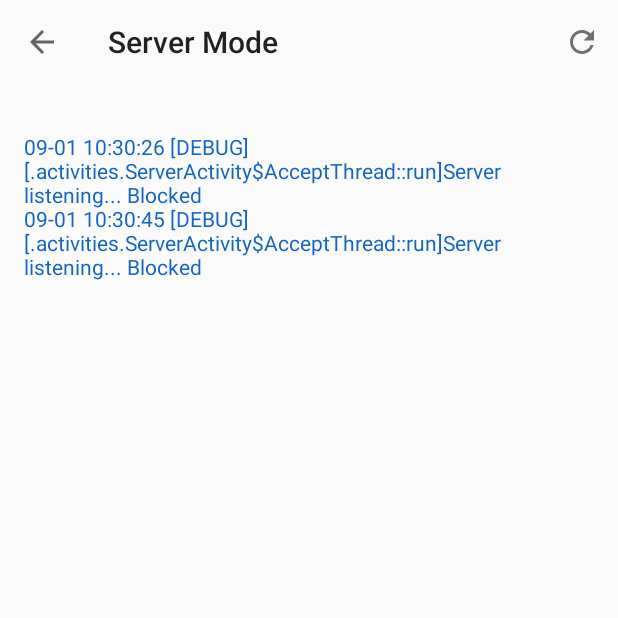
After one commit to Alcatraz323/AlcAIO, an Android app: the ServerActivity screen opened directly, with no data from a screen before it, on a phone screen of 412 x 824 dp, the top half of it. The commit adds this screen. Run offline under Robolectric (Android 15) with nearby library versions, the phone set to English and light mode, and no system bars.

```diff
--- a/app/src/main/java/io/alcatraz/alcaio/AIOApplication.kt
+++ b/app/src/main/java/io/alcatraz/alcaio/AIOApplication.kt
@@ -2,10 +2,12 @@ package io.alcatraz.alcaio
 
 import android.app.Application
 import android.content.Context
+import io.alcatraz.alcaio.beans.ChargeInfo
 
 class AIOApplication : Application() {
     var overallContext: Context? = null
         private set
+
 
     //TODO : Check string.xml/Setup versionCode/build.gradle when release update
     //TODO : Set Empty View for all adapter views
@@ -14,4 +16,8 @@ class AIOApplication : Application() {
         super.onCreate()
     }
 
+    companion object {
+        val chargeInfo = ChargeInfo("", "", "", "")
+    }
+
 }
--- /dev/null
+++ b/app/src/main/java/io/alcatraz/alcaio/LogBuffBLE.kt
@@ -0,0 +1,121 @@
+package io.alcatraz.alcaio
+
+import android.annotation.SuppressLint
+import android.text.Html
+
+import java.text.SimpleDateFormat
+import java.util.Date
+
+object LogBuffBLE {
+    var MESSAGE_DEFAULT_MAX_AMOUNT = 256
+
+    var COLOR_LEVEL_INFO = "#4caf50"
+    var COLOR_LEVEL_WARN = "#ff9800"
+    var COLOR_LEVEL_ERROR = "#f44336"
+    var COLOR_LEVEL_DEBUG = "#1565C0"
+    var HTML_BRLINE = "<br/>"
+
+    private var whole_message = ""
+    private var num = 0
+
+    private val time: String
+        get() {
+            val currentTime = System.currentTimeMillis()
+            @SuppressLint("SimpleDateFormat") val formatter = SimpleDateFormat("MM-dd HH:mm:ss")
+            val date = Date(currentTime)
+            return formatter.format(date)
+        }
+
+    val finalLog: CharSequence
+        get() = Html.fromHtml(whole_message)
+
+    fun I(infoMsg: String) {
+        val className = Exception().stackTrace[1].className.replace(BuildConfig.APPLICATION_ID, "")
+        val methodName = Exception().stackTrace[1].methodName
+        commitMessageChange(
+            wrapFontString(
+                time + " [INFO][" + className + "::" + methodName + "]" +
+                        infoMsg, COLOR_LEVEL_INFO
+            )
+        )
+    }
+
+    fun W(warnMsg: String) {
+        val className = Exception().stackTrace[1].className.replace(BuildConfig.APPLICATION_ID, "")
+        val methodName = Exception().stackTrace[1].methodName
+        commitMessageChange(
+            wrapFontString(
+                time + " [WARNING][" + className + "::" + methodName + "]" +
+                        warnMsg, COLOR_LEVEL_WARN
+            )
+        )
+    }
+
+    fun E(errMsg: String) {
+        val className = Exception().stackTrace[1].className.replace(BuildConfig.APPLICATION_ID, "")
+        val methodName = Exception().stackTrace[1].methodName
+        commitMessageChange(
+            wrapFontString(
+                time + " [ERROR][" + className + "::" + methodName + "]" +
+                        errMsg, COLOR_LEVEL_ERROR
+            )
+        )
+    }
+
+    fun D(dbgMsg: String) {
+        val className = Exception().stackTrace[1].className.replace(BuildConfig.APPLICATION_ID, "")
+        val methodName = Exception().stackTrace[1].methodName
+        commitMessageChange(
+            wrapFontString(
+                time + " [DEBUG][" + className + "::" + methodName + "]" +
+                        dbgMsg, COLOR_LEVEL_DEBUG
+            )
+        )
+    }
+
+    @JvmOverloads
+    fun wrapFontString(
+        raw: String,
+        rgb_color: String,
+        isBold: Boolean = false,
+        isItalic: Boolean = false
+    ): String {
+        var rawVar = raw
+        if (isBold) {
+            rawVar = "<b>$rawVar</b>"
+        }
+        if (isItalic) {
+            rawVar = "<i>$rawVar</i>"
+        }
+
+        return "<font color=\"$rgb_color\">$rawVar</font>"
+    }
+
+    fun log(content: String) {
+        commitMessageChange(content)
+    }
+
+    fun addDivider() {
+        whole_message += "<br/>============================"
+    }
+
+    fun clearLog() {
+        whole_message = ""
+        num = 0
+        W("Cleared operation log")
+    }
+
+    private fun checkAndClearup() {
+        if (num >= MESSAGE_DEFAULT_MAX_AMOUNT) {
+            whole_message = ""
+            num = 0
+            W("Automatically cleared log ( reaching max :$MESSAGE_DEFAULT_MAX_AMOUNT)")
+        }
+    }
+
+    private fun commitMessageChange(content: String) {
+        checkAndClearup()
+        whole_message += HTML_BRLINE + content
+        num++
+    }
+}
--- a/app/src/main/java/io/alcatraz/alcaio/activities/MainActivity.kt
+++ b/app/src/main/java/io/alcatraz/alcaio/activities/MainActivity.kt
@@ -37,6 +37,12 @@ class MainActivity : CompatWithPipeActivity(), View.OnClickListener {
             )
             R.id.menu_nfc_write -> initData()
             R.id.menu_main_log -> startActivity(Intent(this@MainActivity, LogActivity::class.java))
+            R.id.menu_main_server_mode -> startActivity(
+                Intent(
+                    this@MainActivity,
+                    ServerActivity::class.java
+                )
+            )
         }
         return super.onOptionsItemSelected(item)
     }
--- /dev/null
+++ b/app/src/main/java/io/alcatraz/alcaio/activities/ServerActivity.kt
@@ -0,0 +1,119 @@
+package io.alcatraz.alcaio.activities
+
+import android.bluetooth.BluetoothAdapter
+import android.bluetooth.BluetoothServerSocket
+import android.bluetooth.BluetoothSocket
+import android.os.Bundle
+import android.view.Menu
+import android.view.MenuInflater
+import android.view.MenuItem
+import io.alcatraz.alcaio.AsyncInterface
+import io.alcatraz.alcaio.LogBuffBLE
+import io.alcatraz.alcaio.R
+import io.alcatraz.alcaio.extended.CompatWithPipeActivity
+import kotlinx.android.synthetic.main.activity_server.*
+import java.io.*
+import java.nio.charset.Charset
+import java.util.*
+
+class ServerActivity : CompatWithPipeActivity() {
+    private lateinit var mBluetoothAdapter: BluetoothAdapter
+    private var serverThread: AcceptThread? = null
+
+    override fun onCreate(savedInstanceState: Bundle?) {
+        super.onCreate(savedInstanceState)
+        setContentView(R.layout.activity_server)
+        initialize()
+    }
+
+    private fun initViews() {
+        setSupportActionBar(server_toolbar)
+        supportActionBar!!.setHomeButtonEnabled(true)
+        supportActionBar!!.setDisplayHomeAsUpEnabled(true)
+    }
+
+    private fun initData() {
+        server_console_box.text = LogBuffBLE.finalLog
+    }
+
+    private fun initialize() {
+        mBluetoothAdapter = BluetoothAdapter.getDefaultAdapter()
+        if (serverThread == null)
+            serverThread = AcceptThread()
+        serverThread?.setMsgInterface(object : AsyncInterface<String> {
+            override fun onDone(result: String) {
+                runOnUiThread {
+                    initData()
+                }
+            }
+        })
+        serverThread?.start()
+        initViews()
+        initData()
+
+    }
+
+    override fun onCreateOptionsMenu(menu: Menu): Boolean {
+        val menuInflater = MenuInflater(this)
+        menuInflater.inflate(R.menu.activity_log_menu, menu)
+        return super.onCreateOptionsMenu(menu)
+    }
+
+    override fun onOptionsItemSelected(item: MenuItem): Boolean {
+        when (item.itemId) {
+            android.R.id.home -> finish()
+            R.id.menu_log_refresh -> initData()
+        }
+        return super.onOptionsItemSelected(item)
+    }
+
+    private inner class AcceptThread : Thread() {
+        private var serverSocket: BluetoothServerSocket? = null
+        private var socket: BluetoothSocket? = null
+        private var inputStream: InputStream? = null
+
+        private var asyncInterface: AsyncInterface<String>? = null
+        override fun run() {
+            while (true) {
+                try {
+                    LogBuffBLE.D("Server listening... Blocked")
+                    asyncInterface?.onDone("initialize")
+                    socket = serverSocket!!.accept() // Hold
+                    if (socket != null) {
+                        inputStream = socket!!.inputStream
+                        while (true) {
+                            val buffer = ByteArray(1024)
+                            val count: Int = inputStream!!.read(buffer)
+                            val line = String(buffer, 0, count, Charset.forName("utf-8"))
+                            LogBuffBLE.I("remote: $line")
+                            asyncInterface?.onDone(line)
+                        }
+                    }
+                } catch (e: Exception) {
+                    LogBuffBLE.E("Ran into exception: ${e.message}")
+                    LogBuffBLE.W("Rerun listen thread...")
+                    asyncInterface?.onDone("error")
+                }
+            }
+        }
+
+        fun setMsgInterface(asyncInterface: AsyncInterface<String>) {
+            this.asyncInterface = asyncInterface
+        }
+
+        init {
+            try {
+                serverSocket = mBluetoothAdapter.listenUsingInsecureRfcommWithServiceRecord(
+                    SERVICE_NAME, SERVICE_UUID
+                )
+            } catch (e: IOException) {
+                e.printStackTrace()
+            }
+        }
+    }
+
+    companion object {
+        val SERVICE_UUID = UUID.fromString("db764ac8-4b08-7f25-aafe-59d03c27ba6c")
+        val SERVICE_NAME = "AlcAIO_BLE"
+    }
+}
--- a/app/src/main/res/layout/activity_nfc.xml
+++ b/app/src/main/res/layout/activity_nfc.xml
@@ -47,7 +47,7 @@
                         android:id="@+id/nfc_status_card_overlay"
                         android:layout_width="match_parent"
                         android:layout_height="match_parent"
-                        android:background="@color/base_gray_tint"
+                        android:background="@android:color/darker_gray"
                         android:gravity="center_vertical"
                         android:orientation="horizontal"
                         android:visibility="visible">
--- /dev/null
+++ b/app/src/main/res/layout/activity_server.xml
@@ -0,0 +1,25 @@
+<?xml version="1.0" encoding="utf-8"?>
+<LinearLayout xmlns:android="http://schemas.android.com/apk/res/android"
+    xmlns:app="http://schemas.android.com/apk/res-auto"
+    android:layout_width="match_parent"
+    android:layout_height="match_parent"
+    android:orientation="vertical">
+
+    <androidx.appcompat.widget.Toolbar
+        android:id="@+id/server_toolbar"
+        android:layout_width="match_parent"
+        android:layout_height="?attr/actionBarSize"
+        app:title="@string/main_menu_5" />
+
+    <androidx.core.widget.NestedScrollView
+        android:layout_width="match_parent"
+        android:layout_height="match_parent"
+        android:padding="16dp">
+
+        <TextView
+            android:id="@+id/server_console_box"
+            android:layout_width="match_parent"
+            android:layout_height="match_parent"
+            android:textIsSelectable="true" />
+    </androidx.core.widget.NestedScrollView>
+</LinearLayout>
--- a/app/src/main/res/values-night/themes.xml
+++ b/app/src/main/res/values-night/themes.xml
@@ -5,7 +5,7 @@
         <item name="colorPrimary">@color/night_mode_colorPrimary</item>
         <item name="colorAccent">@color/lime_colorPrimary</item>
         <!-- Status bar color. -->
-        <item name="android:statusBarColor" tools:targetApi="l">@android:color/darker_gray</item>
+        <item name="android:statusBarColor" tools:targetApi="l">@android:color/black</item>
         <!-- Customize your theme here. -->
     </style>
 </resources>
--- a/app/src/main/res/values/strings.xml
+++ b/app/src/main/res/values/strings.xml
@@ -4,6 +4,7 @@
     <string name="main_menu_2">About</string>
     <string name="main_menu_3">Refresh</string>
     <string name="main_menu_4">Internal Log</string>
+    <string name="main_menu_5">Server Mode</string>
 
     <string name="main_card_nfc_title">NFC Connect</string>
     <string name="main_card_nfc_indicator">AIO waiting…</string>
```
Also changed, not shown: app/src/main/AndroidManifest.xml (+10 -2 lines), app/src/main/java/io/alcatraz/alcaio/activities/NfcActivity.kt (+125 -42 lines), app/src/main/java/io/alcatraz/alcaio/beans/ChargeInfo.kt (added, +12 -0 lines), app/src/main/java/io/alcatraz/alcaio/receivers/ChargeReceiver.kt (added, +34 -0 lines), app/src/main/java/io/alcatraz/alcaio/services/BLEService.kt (+9 -1 lines), app/src/main/java/io/alcatraz/alcaio/utils/ReportUtils.kt (+5 -2 lines), app/src/main/res/layout/dialog_write_tag.xml (+7 -0 lines), app/src/main/res/menu/activity_main_menu.xml (+7 -3 lines), 1 other file.
